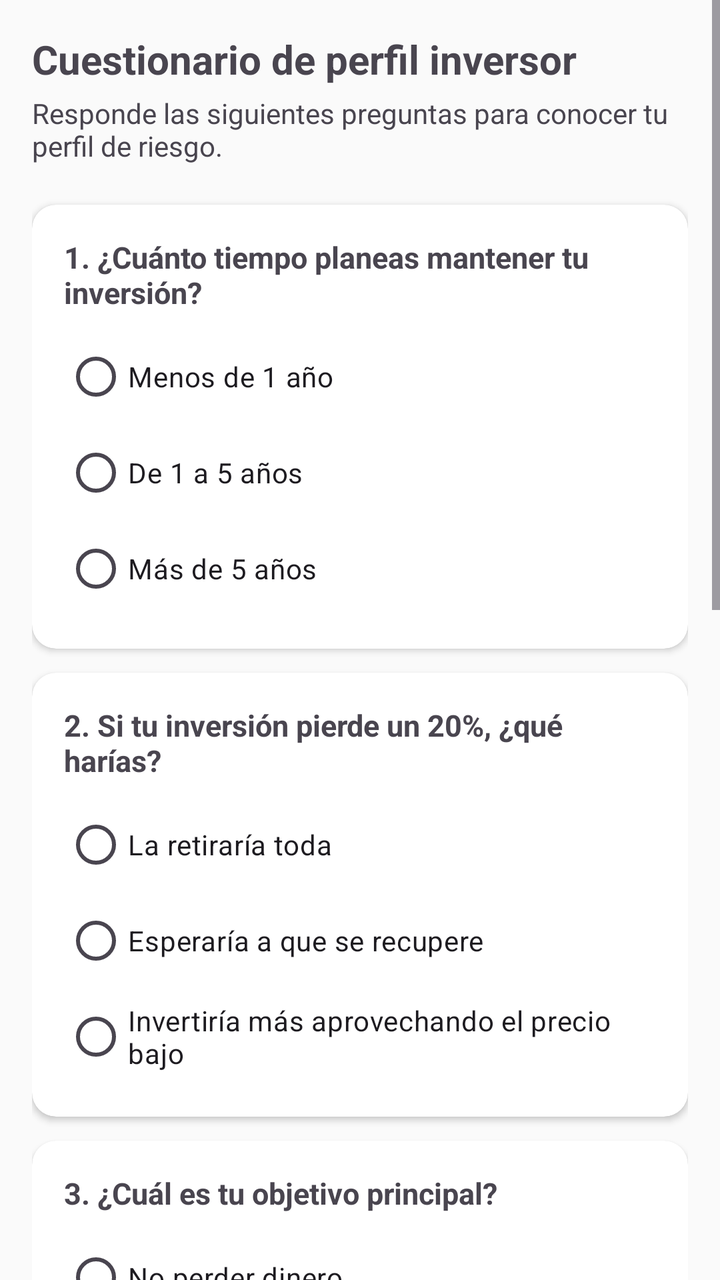
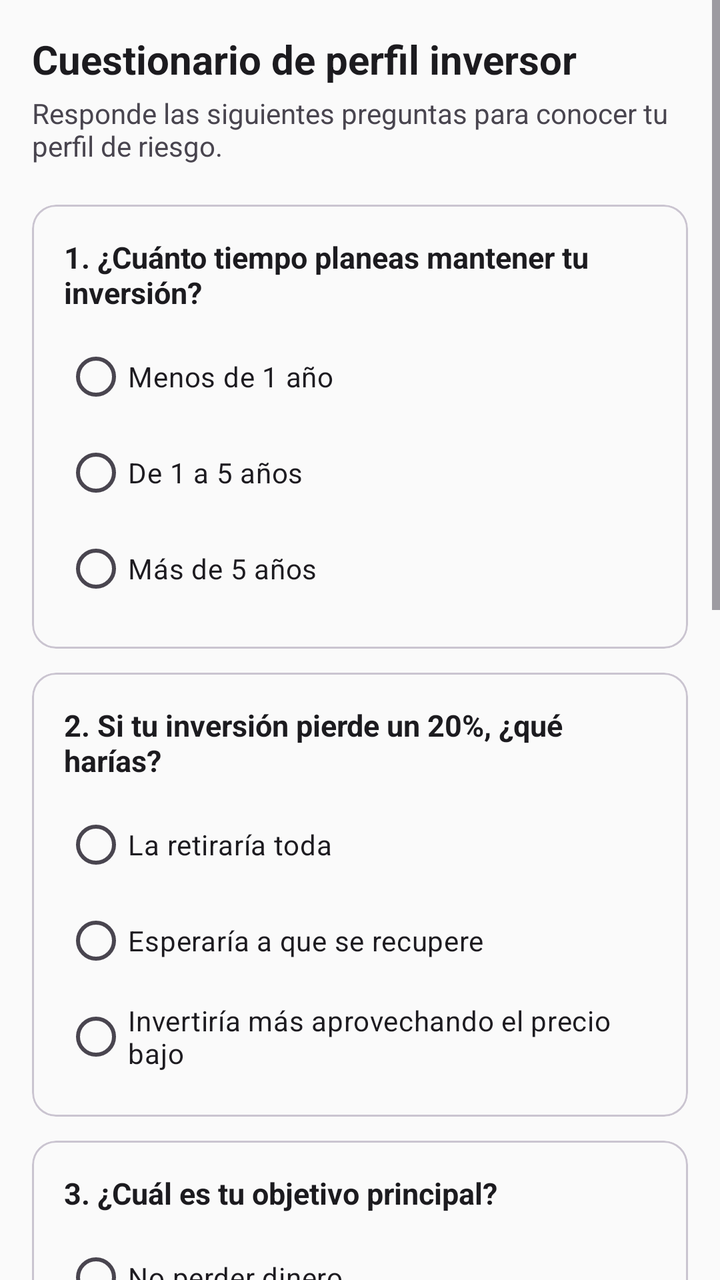

An Android layout rendered at two revisions. The XML below is the earlier revision; the diff shows what the commit changed to produce the second picture.
<!-- AndroidManifest.xml: application theme Theme.FinTrack -->
<!-- res/layout/fragment_investor_profile.xml -->
<?xml version="1.0" encoding="utf-8"?>
<ScrollView xmlns:android="http://schemas.android.com/apk/res/android"
    xmlns:app="http://schemas.android.com/apk/res-auto"
    android:layout_width="match_parent"
    android:layout_height="match_parent">

    <LinearLayout
        android:layout_width="match_parent"
        android:layout_height="wrap_content"
        android:orientation="vertical"
        android:padding="16dp">

        <TextView
            android:layout_width="wrap_content"
            android:layout_height="wrap_content"
            android:text="Cuestionario de perfil inversor"
            android:textSize="20sp"
            android:textStyle="bold"
            android:layout_marginBottom="4dp" />

        <TextView
            android:layout_width="wrap_content"
            android:layout_height="wrap_content"
            android:text="Responde las siguientes preguntas para conocer tu perfil de riesgo."
            android:textColor="?attr/colorOnSurfaceVariant"
            android:textSize="14sp"
            android:layout_marginBottom="20dp" />

        
        <androidx.cardview.widget.CardView
            android:layout_width="match_parent"
            android:layout_height="wrap_content"
            android:layout_marginBottom="12dp"
            app:cardCornerRadius="12dp"
            app:cardElevation="2dp">

            <LinearLayout
                android:layout_width="match_parent"
                android:layout_height="wrap_content"
                android:orientation="vertical"
                android:padding="16dp">

                <TextView
                    android:layout_width="wrap_content"
                    android:layout_height="wrap_content"
                    android:text="1. ¿Cuánto tiempo planeas mantener tu inversión?"
                    android:textStyle="bold"
                    android:textSize="15sp"
                    android:layout_marginBottom="8dp" />

                <RadioGroup android:id="@+id/rg1"
                    android:layout_width="match_parent"
                    android:layout_height="wrap_content">
                    <RadioButton android:id="@+id/rg1_a" android:layout_width="wrap_content" android:layout_height="wrap_content" android:text="Menos de 1 año" />
                    <RadioButton android:id="@+id/rg1_b" android:layout_width="wrap_content" android:layout_height="wrap_content" android:text="De 1 a 5 años" />
                    <RadioButton android:id="@+id/rg1_c" android:layout_width="wrap_content" android:layout_height="wrap_content" android:text="Más de 5 años" />
                </RadioGroup>

            </LinearLayout>
        </androidx.cardview.widget.CardView>

        
        <androidx.cardview.widget.CardView
            android:layout_width="match_parent"
            android:layout_height="wrap_content"
            android:layout_marginBottom="12dp"
            app:cardCornerRadius="12dp"
            app:cardElevation="2dp">

            <LinearLayout
                android:layout_width="match_parent"
                android:layout_height="wrap_content"
                android:orientation="vertical"
                android:padding="16dp">

                <TextView
                    android:layout_width="wrap_content"
                    android:layout_height="wrap_content"
                    android:text="2. Si tu inversión pierde un 20%, ¿qué harías?"
                    android:textStyle="bold"
                    android:textSize="15sp"
                    android:layout_marginBottom="8dp" />

                <RadioGroup android:id="@+id/rg2"
                    android:layout_width="match_parent"
                    android:layout_height="wrap_content">
                    <RadioButton android:id="@+id/rg2_a" android:layout_width="wrap_content" android:layout_height="wrap_content" android:text="La retiraría toda" />
                    <RadioButton android:id="@+id/rg2_b" android:layout_width="wrap_content" android:layout_height="wrap_content" android:text="Esperaría a que se recupere" />
                    <RadioButton android:id="@+id/rg2_c" android:layout_width="wrap_content" android:layout_height="wrap_content" android:text="Invertiría más aprovechando el precio bajo" />
                </RadioGroup>

            </LinearLayout>
        </androidx.cardview.widget.CardView>

        
        <androidx.cardview.widget.CardView
            android:layout_width="match_parent"
            android:layout_height="wrap_content"
            android:layout_marginBottom="12dp"
            app:cardCornerRadius="12dp"
            app:cardElevation="2dp">

            <LinearLayout
                android:layout_width="match_parent"
                android:layout_height="wrap_content"
                android:orientation="vertical"
                android:padding="16dp">

                <TextView
                    android:layout_width="wrap_content"
                    android:layout_height="wrap_content"
                    android:text="3. ¿Cuál es tu objetivo principal?"
                    android:textStyle="bold"
                    android:textSize="15sp"
                    android:layout_marginBottom="8dp" />

                <RadioGroup android:id="@+id/rg3"
                    android:layout_width="match_parent"
                    android:layout_height="wrap_content">
                    <RadioButton android:id="@+id/rg3_a" android:layout_width="wrap_content" android:layout_height="wrap_content" android:text="No perder dinero" />
                    <RadioButton android:id="@+id/rg3_b" android:layout_width="wrap_content" android:layout_height="wrap_content" android:text="Crecimiento moderado con algo de riesgo" />
                    <RadioButton android:id="@+id/rg3_c" android:layout_width="wrap_content" android:layout_height="wrap_content" android:text="Máxima rentabilidad aunque haya riesgo" />
                </RadioGroup>

            </LinearLayout>
        </androidx.cardview.widget.CardView>

        
        <androidx.cardview.widget.CardView
            android:layout_width="match_parent"
            android:layout_height="wrap_content"
            android:layout_marginBottom="12dp"
            app:cardCornerRadius="12dp"
            app:cardElevation="2dp">

            <LinearLayout
                android:layout_width="match_parent"
                android:layout_height="wrap_content"
                android:orientation="vertical"
                android:padding="16dp">

                <TextView
                    android:layout_width="wrap_content"
                    android:layout_height="wrap_content"
                    android:text="4. ¿Qué porcentaje de tus ahorros invertirías?"
                    android:textStyle="bold"
                    android:textSize="15sp"
                    android:layout_marginBottom="8dp" />

                <RadioGroup android:id="@+id/rg4"
                    android:layout_width="match_parent"
                    android:layout_height="wrap_content">
                    <RadioButton android:id="@+id/rg4_a" android:layout_width="wrap_content" android:layout_height="wrap_content" android:text="Menos del 10%" />
                    <RadioButton android:id="@+id/rg4_b" android:layout_width="wrap_content" android:layout_height="wrap_content" android:text="Entre el 10% y el 30%" />
                    <RadioButton android:id="@+id/rg4_c" android:layout_width="wrap_content" android:layout_height="wrap_content" android:text="Más del 30%" />
                </RadioGroup>

            </LinearLayout>
        </androidx.cardview.widget.CardView>

        
        <androidx.cardview.widget.CardView
            android:layout_width="match_parent"
            android:layout_height="wrap_content"
            android:layout_marginBottom="20dp"
            app:cardCornerRadius="12dp"
            app:cardElevation="2dp">

            <LinearLayout
                android:layout_width="match_parent"
                android:layout_height="wrap_content"
                android:orientation="vertical"
                android:padding="16dp">

                <TextView
                    android:layout_width="wrap_content"
                    android:layout_height="wrap_content"
                    android:text="5. ¿Tienes experiencia previa en inversiones?"
                    android:textStyle="bold"
                    android:textSize="15sp"
                    android:layout_marginBottom="8dp" />

                <RadioGroup android:id="@+id/rg5"
                    android:layout_width="match_parent"
                    android:layout_height="wrap_content">
                    <RadioButton android:id="@+id/rg5_a" android:layout_width="wrap_content" android:layout_height="wrap_content" android:text="Ninguna" />
                    <RadioButton android:id="@+id/rg5_b" android:layout_width="wrap_content" android:layout_height="wrap_content" android:text="He invertido algo" />
                    <RadioButton android:id="@+id/rg5_c" android:layout_width="wrap_content" android:layout_height="wrap_content" android:text="Tengo bastante experiencia" />
                </RadioGroup>

            </LinearLayout>
        </androidx.cardview.widget.CardView>

        
        <com.google.android.material.button.MaterialButton
            android:id="@+id/btnCalcular"
            android:layout_width="match_parent"
            android:layout_height="wrap_content"
            android:text="Ver mi perfil"
            android:layout_marginBottom="16dp" />

        
        <androidx.cardview.widget.CardView
            android:id="@+id/cardResult"
            android:layout_width="match_parent"
            android:layout_height="wrap_content"
            android:layout_marginBottom="24dp"
            android:visibility="gone"
            app:cardCornerRadius="16dp"
            app:cardElevation="4dp">

            <LinearLayout
                android:layout_width="match_parent"
                android:layout_height="wrap_content"
                android:orientation="vertical"
                android:padding="24dp"
                android:gravity="center">

                <TextView
                    android:id="@+id/tvResultEmoji"
                    android:layout_width="wrap_content"
                    android:layout_height="wrap_content"
                    android:textSize="48sp"
                    android:layout_marginBottom="8dp" />

                <TextView
                    android:id="@+id/tvResultTitle"
                    android:layout_width="wrap_content"
                    android:layout_height="wrap_content"
                    android:textSize="22sp"
                    android:textStyle="bold"
                    android:layout_marginBottom="12dp" />

                <TextView
                    android:id="@+id/tvResultDesc"
                    android:layout_width="wrap_content"
                    android:layout_height="wrap_content"
                    android:textSize="14sp"
                    android:textAlignment="center"
                    android:lineSpacingExtra="4dp" />

            </LinearLayout>
        </androidx.cardview.widget.CardView>

    </LinearLayout>
</ScrollView>
<!-- resources referenced by this layout -->
<resources>
  <style name="Theme.FinTrack" parent="Base.Theme.FinTrack" />
  <style name="Base.Theme.FinTrack" parent="Theme.Material3.DayNight.NoActionBar">
          <item name="colorPrimary">@color/purple_primary</item>
          <item name="colorOnPrimary">@color/purple_on_primary</item>
          <item name="colorPrimaryContainer">@color/purple_container</item>
          <item name="colorOnPrimaryContainer">@color/purple_on_container</item>
          <item name="colorSurface">@color/surface</item>
          <item name="colorOnSurface">@color/on_surface</item>
          <item name="colorOnSurfaceVariant">@color/on_surface_variant</item>
          <item name="colorOutlineVariant">@color/outline_variant</item>
          <item name="android:windowBackground">@color/surface</item>
      </style>
  <color name="purple_primary">#6650A4</color>
  <color name="purple_on_primary">#FFFFFF</color>
  <color name="purple_container">#EADDFF</color>
  <color name="purple_on_container">#21005D</color>
  <color name="surface">#FAFAFA</color>
  <color name="on_surface">#1C1B1F</color>
  <color name="on_surface_variant">#49454F</color>
  <color name="outline_variant">#CAC4D0</color>
</resources>

<!-- the commit's change to res/layout/fragment_investor_profile.xml (unified diff, before → after) -->
@@ -16,6 +16,7 @@
             android:text="Cuestionario de perfil inversor"
             android:textSize="20sp"
             android:textStyle="bold"
+            android:textColor="?attr/colorOnSurface"
             android:layout_marginBottom="4dp" />
 
         <TextView
@@ -27,12 +28,14 @@
             android:layout_marginBottom="20dp" />
 
         
-        <androidx.cardview.widget.CardView
-            android:layout_width="match_parent"
-            android:layout_height="wrap_content"
-            android:layout_marginBottom="12dp"
-            app:cardCornerRadius="12dp"
-            app:cardElevation="2dp">
+        <com.google.android.material.card.MaterialCardView
+            android:layout_width="match_parent"
+            android:layout_height="wrap_content"
+            android:layout_marginBottom="12dp"
+            app:cardCornerRadius="12dp"
+            app:cardElevation="0dp"
+            app:strokeWidth="1dp"
+            app:strokeColor="@color/outline_variant">
 
             <LinearLayout
                 android:layout_width="match_parent"
@@ -46,6 +49,7 @@
                     android:text="1. ¿Cuánto tiempo planeas mantener tu inversión?"
                     android:textStyle="bold"
                     android:textSize="15sp"
+                    android:textColor="?attr/colorOnSurface"
                     android:layout_marginBottom="8dp" />
 
                 <RadioGroup android:id="@+id/rg1"
@@ -57,15 +61,17 @@
                 </RadioGroup>
 
             </LinearLayout>
-        </androidx.cardview.widget.CardView>
-
-        
-        <androidx.cardview.widget.CardView
-            android:layout_width="match_parent"
-            android:layout_height="wrap_content"
-            android:layout_marginBottom="12dp"
-            app:cardCornerRadius="12dp"
-            app:cardElevation="2dp">
+        </com.google.android.material.card.MaterialCardView>
+
+        
+        <com.google.android.material.card.MaterialCardView
+            android:layout_width="match_parent"
+            android:layout_height="wrap_content"
+            android:layout_marginBottom="12dp"
+            app:cardCornerRadius="12dp"
+            app:cardElevation="0dp"
+            app:strokeWidth="1dp"
+            app:strokeColor="@color/outline_variant">
 
             <LinearLayout
                 android:layout_width="match_parent"
@@ -79,6 +85,7 @@
                     android:text="2. Si tu inversión pierde un 20%, ¿qué harías?"
                     android:textStyle="bold"
                     android:textSize="15sp"
+                    android:textColor="?attr/colorOnSurface"
                     android:layout_marginBottom="8dp" />
 
                 <RadioGroup android:id="@+id/rg2"
@@ -90,15 +97,17 @@
                 </RadioGroup>
 
             </LinearLayout>
-        </androidx.cardview.widget.CardView>
-
-        
-        <androidx.cardview.widget.CardView
-            android:layout_width="match_parent"
-            android:layout_height="wrap_content"
-            android:layout_marginBottom="12dp"
-            app:cardCornerRadius="12dp"
-            app:cardElevation="2dp">
+        </com.google.android.material.card.MaterialCardView>
+
+        
+        <com.google.android.material.card.MaterialCardView
+            android:layout_width="match_parent"
+            android:layout_height="wrap_content"
+            android:layout_marginBottom="12dp"
+            app:cardCornerRadius="12dp"
+            app:cardElevation="0dp"
+            app:strokeWidth="1dp"
+            app:strokeColor="@color/outline_variant">
 
             <LinearLayout
                 android:layout_width="match_parent"
@@ -112,6 +121,7 @@
                     android:text="3. ¿Cuál es tu objetivo principal?"
                     android:textStyle="bold"
                     android:textSize="15sp"
+                    android:textColor="?attr/colorOnSurface"
                     android:layout_marginBottom="8dp" />
 
                 <RadioGroup android:id="@+id/rg3"
@@ -123,15 +133,17 @@
                 </RadioGroup>
 
             </LinearLayout>
-        </androidx.cardview.widget.CardView>
-
-        
-        <androidx.cardview.widget.CardView
-            android:layout_width="match_parent"
-            android:layout_height="wrap_content"
-            android:layout_marginBottom="12dp"
-            app:cardCornerRadius="12dp"
-            app:cardElevation="2dp">
+        </com.google.android.material.card.MaterialCardView>
+
+        
+        <com.google.android.material.card.MaterialCardView
+            android:layout_width="match_parent"
+            android:layout_height="wrap_content"
+            android:layout_marginBottom="12dp"
+            app:cardCornerRadius="12dp"
+            app:cardElevation="0dp"
+            app:strokeWidth="1dp"
+            app:strokeColor="@color/outline_variant">
 
             <LinearLayout
                 android:layout_width="match_parent"
@@ -145,6 +157,7 @@
                     android:text="4. ¿Qué porcentaje de tus ahorros invertirías?"
                     android:textStyle="bold"
                     android:textSize="15sp"
+                    android:textColor="?attr/colorOnSurface"
                     android:layout_marginBottom="8dp" />
 
                 <RadioGroup android:id="@+id/rg4"
@@ -156,15 +169,17 @@
                 </RadioGroup>
 
             </LinearLayout>
-        </androidx.cardview.widget.CardView>
-
-        
-        <androidx.cardview.widget.CardView
+        </com.google.android.material.card.MaterialCardView>
+
+        
+        <com.google.android.material.card.MaterialCardView
             android:layout_width="match_parent"
             android:layout_height="wrap_content"
             android:layout_marginBottom="20dp"
             app:cardCornerRadius="12dp"
-            app:cardElevation="2dp">
+            app:cardElevation="0dp"
+            app:strokeWidth="1dp"
+            app:strokeColor="@color/outline_variant">
 
             <LinearLayout
                 android:layout_width="match_parent"
@@ -178,6 +193,7 @@
                     android:text="5. ¿Tienes experiencia previa en inversiones?"
                     android:textStyle="bold"
                     android:textSize="15sp"
+                    android:textColor="?attr/colorOnSurface"
                     android:layout_marginBottom="8dp" />
 
                 <RadioGroup android:id="@+id/rg5"
@@ -189,7 +205,7 @@
                 </RadioGroup>
 
             </LinearLayout>
-        </androidx.cardview.widget.CardView>
+        </com.google.android.material.card.MaterialCardView>
 
         
         <com.google.android.material.button.MaterialButton
@@ -200,14 +216,16 @@
             android:layout_marginBottom="16dp" />
 
         
-        <androidx.cardview.widget.CardView
+        <com.google.android.material.card.MaterialCardView
             android:id="@+id/cardResult"
             android:layout_width="match_parent"
             android:layout_height="wrap_content"
             android:layout_marginBottom="24dp"
             android:visibility="gone"
             app:cardCornerRadius="16dp"
-            app:cardElevation="4dp">
+            app:cardElevation="0dp"
+            app:cardBackgroundColor="@color/purple_primary"
+            app:strokeWidth="0dp">
 
             <LinearLayout
                 android:layout_width="match_parent"
@@ -229,6 +247,7 @@
                     android:layout_height="wrap_content"
                     android:textSize="22sp"
                     android:textStyle="bold"
+                    android:textColor="#FFFFFF"
                     android:layout_marginBottom="12dp" />
 
                 <TextView
@@ -236,11 +255,12 @@
                     android:layout_width="wrap_content"
                     android:layout_height="wrap_content"
                     android:textSize="14sp"
+                    android:textColor="#CCFFFFFF"
                     android:textAlignment="center"
                     android:lineSpacingExtra="4dp" />
 
             </LinearLayout>
-        </androidx.cardview.widget.CardView>
+        </com.google.android.material.card.MaterialCardView>
 
     </LinearLayout>
 </ScrollView>
<!-- resource entries referenced after the edit -->
@@ -1,5 +1,7 @@
 <!-- resources referenced by this layout -->
 <resources>
+  <color name="outline_variant">#CAC4D0</color>
+  <color name="purple_primary">#6650A4</color>
   <style name="Theme.FinTrack" parent="Base.Theme.FinTrack" />
   <style name="Base.Theme.FinTrack" parent="Theme.Material3.DayNight.NoActionBar">
           <item name="colorPrimary">@color/purple_primary</item>
@@ -12,13 +14,11 @@
           <item name="colorOutlineVariant">@color/outline_variant</item>
           <item name="android:windowBackground">@color/surface</item>
       </style>
-  <color name="purple_primary">#6650A4</color>
   <color name="purple_on_primary">#FFFFFF</color>
   <color name="purple_container">#EADDFF</color>
   <color name="purple_on_container">#21005D</color>
   <color name="surface">#FAFAFA</color>
   <color name="on_surface">#1C1B1F</color>
   <color name="on_surface_variant">#49454F</color>
-  <color name="outline_variant">#CAC4D0</color>
 </resources>
 
